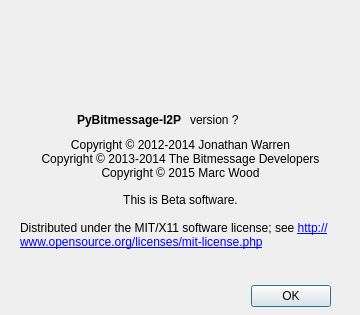
Before: the Qt Designer form src/bitmessageqt/about.ui in metamarcdw/PyBitmessage, drawn with Qt 5.
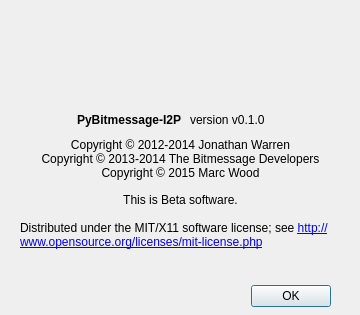
After: the same form once the commit is applied.

Commit message: Correct version number on about dialog

The edit to the form file:
```diff
--- a/src/bitmessageqt/about.ui
+++ b/src/bitmessageqt/about.ui
@@ -61,7 +61,7 @@
     </rect>
    </property>
    <property name="text">
-    <string>version ?</string>
+    <string>version v0.1.0</string>
    </property>
   </widget>
   <widget class="QLabel" name="label_2">
```
The commit also changes 1 other file.
